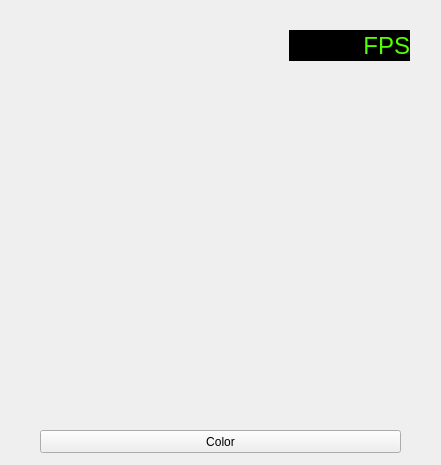
Qt form FirstTestApp/testwindow.ui (AlexRadacki/QtSfCM) before a commit.
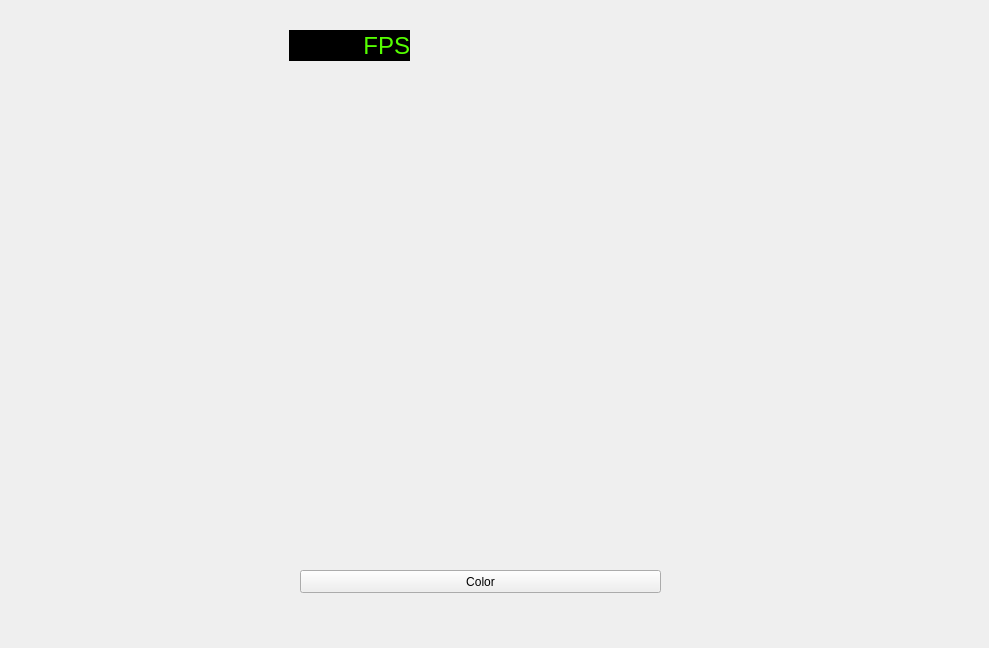
The same form after that commit. Custom widgets are drawn as their Qt base class.

The edit to the form file:
```diff
--- a/FirstTestApp/testwindow.ui
+++ b/FirstTestApp/testwindow.ui
@@ -6,8 +6,8 @@
    <rect>
     <x>0</x>
     <y>0</y>
-    <width>441</width>
-    <height>465</height>
+    <width>989</width>
+    <height>648</height>
    </rect>
   </property>
   <property name="windowTitle">
@@ -19,8 +19,8 @@
      <rect>
       <x>20</x>
       <y>20</y>
-      <width>400</width>
-      <height>400</height>
+      <width>921</width>
+      <height>521</height>
      </rect>
     </property>
     <widget class="QLabel" name="label_fps">
@@ -145,8 +145,8 @@
    <widget class="QPushButton" name="pushButton_Color">
     <property name="geometry">
      <rect>
-      <x>40</x>
-      <y>430</y>
+      <x>300</x>
+      <y>570</y>
       <width>361</width>
       <height>23</height>
      </rect>
```
